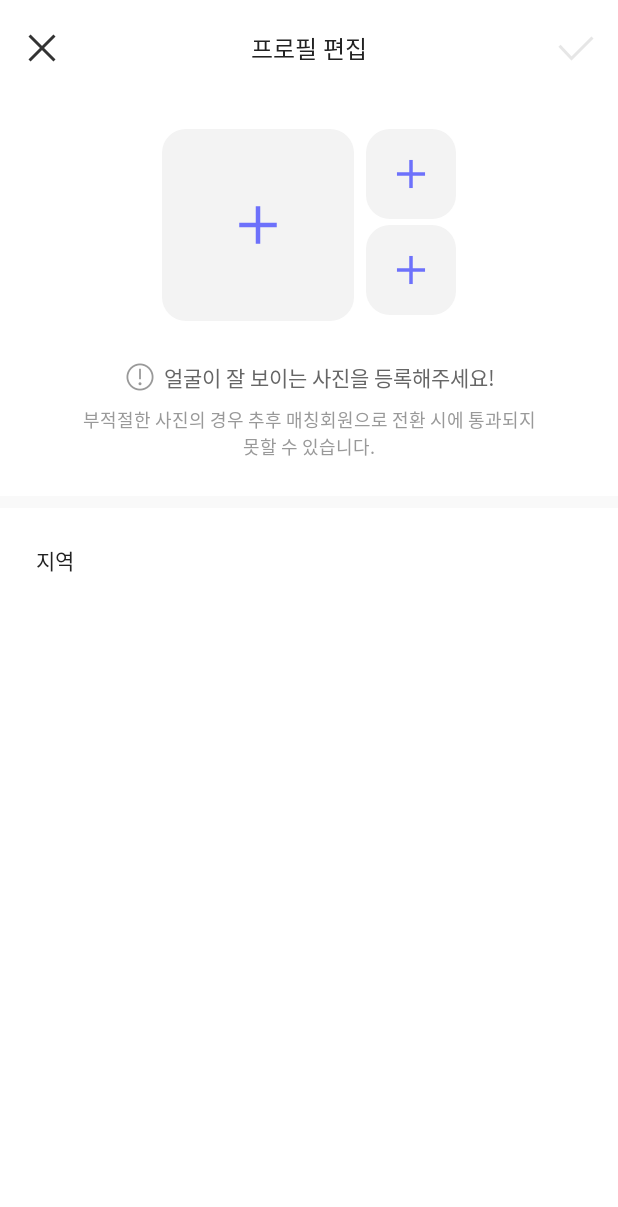
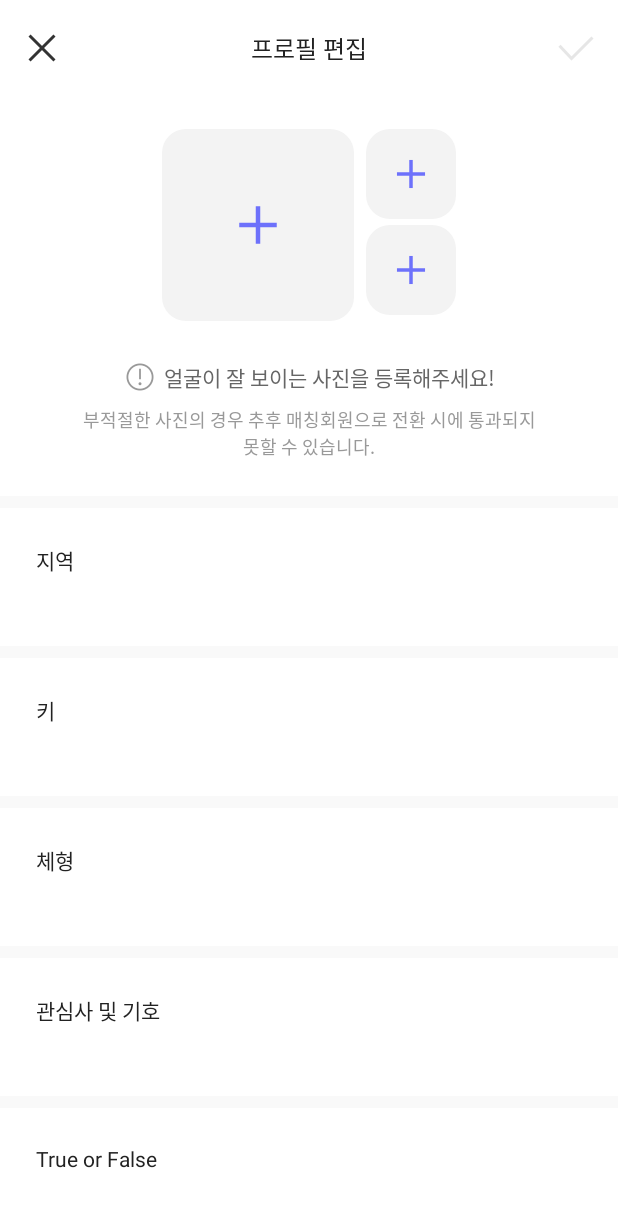
Before and after one commit to yeonggeumkang/private-serendipity, an Android app: the EditProfileActivity screen opened directly, with no data from a screen before it, on a phone screen of 412 x 824 dp. Shown: the top 1207 px of the screen. Run offline under Robolectric (Android 15) with nearby library versions, the phone set to English and light mode, and no system bars.

Commit message:
edit-profile 전체 레이아웃 구성

```diff
--- a/app/src/main/res/layout/activity_edit_profile.xml
+++ b/app/src/main/res/layout/activity_edit_profile.xml
@@ -185,8 +185,10 @@
                 android:layout_below="@id/tv_notice"
                 android:background="@color/colorGray"/>
 
+            <!--지역-->
 
             <TextView
+                android:id="@+id/tv_region"
                 android:layout_width="wrap_content"
                 android:layout_height="20dp"
                 style="@style/Kor14DarkMediumLeft"
@@ -195,7 +197,82 @@
                 android:layout_marginTop="24dp"
                 android:layout_margin="24dp"/>
 
+            <ImageView
+                android:id="@+id/line2"
+                android:layout_width="match_parent"
+                android:layout_height="8dp"
+                android:layout_marginTop="24dp"
+                android:layout_below="@id/tv_region"
+                android:background="@color/colorGray"/>
 
+            <!-- 키 -->
+
+            <TextView
+                android:id="@+id/tv_height"
+                android:layout_width="wrap_content"
+                android:layout_height="20dp"
+                style="@style/Kor14DarkMediumLeft"
+                android:text="키"
+                android:layout_below="@+id/line2"
+                android:layout_marginTop="24dp"
+                android:layout_margin="24dp"/>
+
+            <ImageView
+                android:id="@+id/line3"
+                android:layout_width="match_parent"
+                android:layout_height="8dp"
+                android:layout_marginTop="24dp"
+                android:layout_below="@id/tv_height"
+                android:background="@color/colorGray"/>
+
+            <!--체형-->
+            <TextView
+                android:id="@+id/tv_body"
+                android:layout_width="wrap_content"
+                android:layout_height="20dp"
+                style="@style/Kor14DarkMediumLeft"
+                android:text="체형"
+                android:layout_below="@+id/line3"
+                android:layout_marginTop="24dp"
+                android:layout_margin="24dp"/>
+
+            <ImageView
+                android:id="@+id/line4"
+                android:layout_width="match_parent"
+                android:layout_height="8dp"
+                android:layout_marginTop="24dp"
+                android:layout_below="@id/tv_body"
+                android:background="@color/colorGray"/>
+
+            <!-- 관심사 및 기호 -->
+            <TextView
+                android:id="@+id/tv_interest"
+                android:layout_width="wrap_content"
+                android:layout_height="20dp"
+                style="@style/Kor14DarkMediumLeft"
+                android:text="관심사 및 기호"
+                android:layout_below="@+id/line4"
+                android:layout_marginTop="24dp"
+                android:layout_margin="24dp"/>
+
+            <ImageView
+                android:id="@+id/line5"
+                android:layout_width="match_parent"
+                android:layout_height="8dp"
+                android:layout_marginTop="24dp"
+                android:layout_below="@id/tv_interest"
+                android:background="@color/colorGray"/>
+
+            <!-- 진실거짓 -->
+            <TextView
+                android:id="@+id/tv_TF"
+                android:layout_width="wrap_content"
+                android:layout_height="20dp"
+                style="@style/Kor14DarkMediumLeft"
+                android:text="True or False"
+                android:layout_below="@+id/line5"
+                android:layout_marginTop="24dp"
+                android:layout_margin="24dp"/>
 
 
 
```
